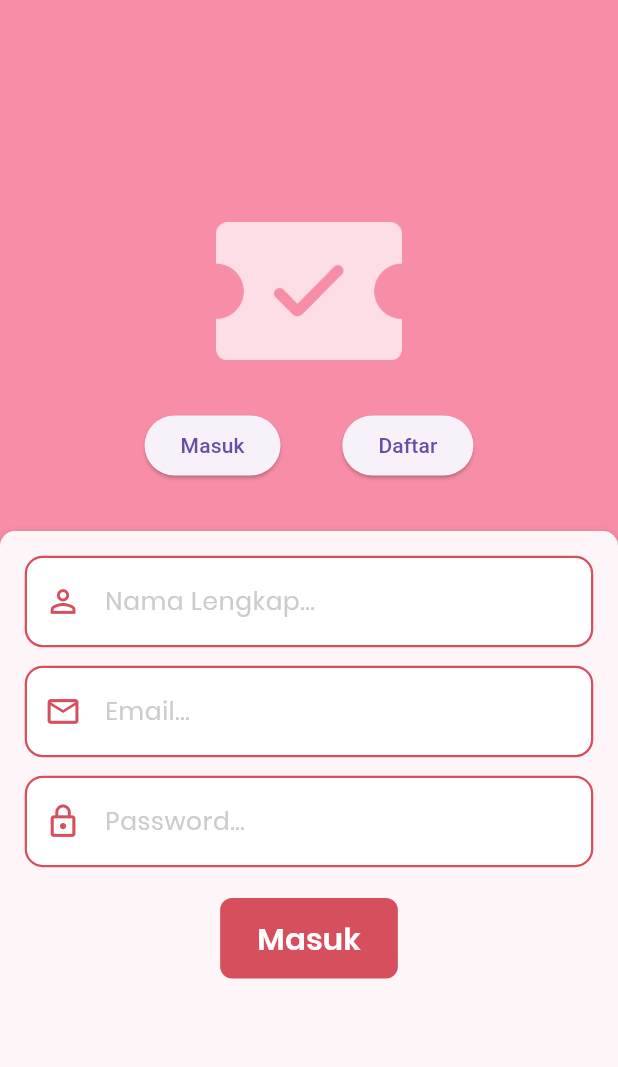
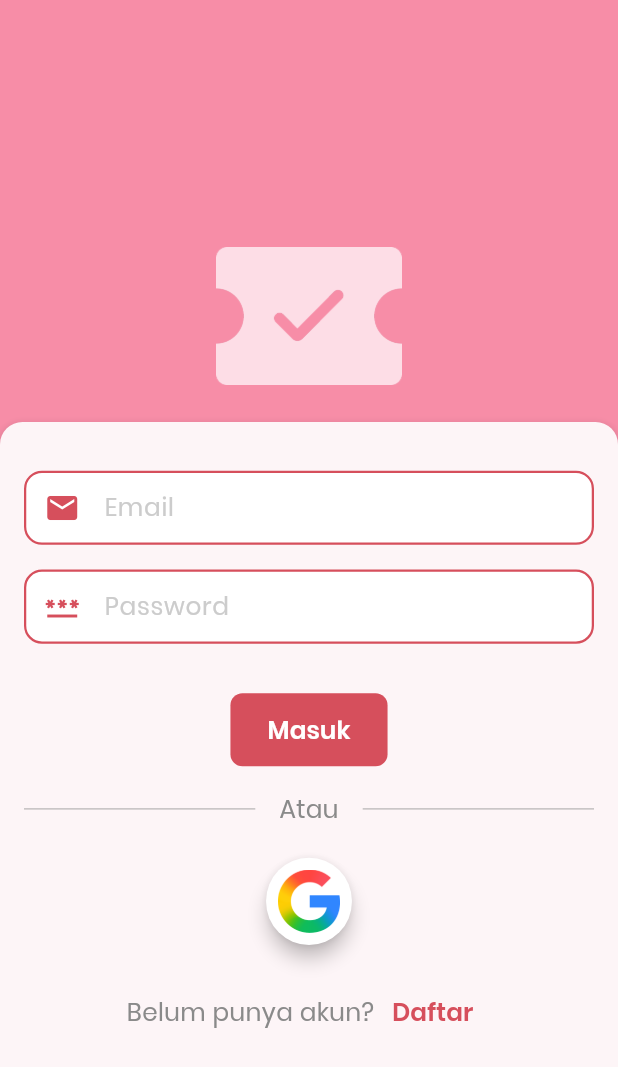
Before and after one commit to LarrYdaSnaiL/E-Venture, a Flutter app: the screen it shows after launch, on a phone screen of 412 x 824 dp. Shown: the top 1067 px of the screen. Run offline on Flutter 3.47's test engine with Material 3 defaults, Android fonts, the phone set to English and light mode, and no system bars; our stand-ins replace csv, firebase_auth, firebase_core, firebase_database, firebase_storage, fluttertoast and 1 more; accounts and stored records are empty.

Commit message:
fix: login, register design

```diff
--- a/lib/navigation/app_router.dart
+++ b/lib/navigation/app_router.dart
@@ -1,3 +1,5 @@
+import 'package:eventure/screens/auth/register_screen.dart';
+import 'package:eventure/utils/exit_confirmation.dart';
 import 'package:flutter/material.dart';
 import 'package:go_router/go_router.dart';
 import '../screens/auth/login_screen.dart';
@@ -34,9 +36,16 @@ GoRouter createRouter() {
         builder: (context, state) => const LoginScreen(),
         name: "login",
       ),
+      GoRoute(
+        path: AppRoutes.register,
+        builder: (context, state) => const RegisterScreen(),
+        name: "register",
+      ),
       StatefulShellRoute.indexedStack(
         builder: (context, state, navigationShell) {
-          return BottomNavigationShell(navigationShell: navigationShell);
+          return ExitConfirmation(
+            child: BottomNavigationShell(navigationShell: navigationShell),
+          );
         },
         branches: [
           StatefulShellBranch(
--- a/lib/screens/auth/login_screen.dart
+++ b/lib/screens/auth/login_screen.dart
@@ -1,4 +1,5 @@
 import 'package:eventure/navigation/app_router.dart';
+import 'package:eventure/utils/exit_confirmation.dart';
 import 'package:eventure/widgets/custom_button.dart';
 import 'package:eventure/widgets/custom_textfield.dart';
 import 'package:flutter/material.dart';
@@ -12,50 +13,22 @@ class LoginScreen extends StatelessWidget {
     final screenWidth = MediaQuery.of(context).size.width;
     final screenHeight = MediaQuery.of(context).size.height;
 
-    return Scaffold(
+    return ExitConfirmation(
+      child: Center(
+        child: Scaffold(
           backgroundColor: Color(0xFFF78DA7),
           resizeToAvoidBottomInset: false,
-      body: LayoutBuilder(
-        builder: (context, constraint) {
-          final isLargeScreen = constraint.maxWidth > 600;
-          final maxWidth = isLargeScreen ? 400.0 : constraint.maxWidth;
-
-          return Center(
-            child: Container(
-              width: maxWidth,
-              height: constraint.maxHeight,
-              padding: EdgeInsets.only(top: MediaQuery.of(context).size.width * 0.06, bottom: 0),
-              child: Column(
-                crossAxisAlignment: CrossAxisAlignment.center,
-                children: [
-                  SizedBox(height: screenHeight * 0.15),
-
-                  Image.asset("assets/logo/inappicon.png", width: screenWidth * 0.3),
-
-                  SizedBox(height: screenHeight * 0.04),
-
-                  Row(
+          body: Column(
             mainAxisAlignment: MainAxisAlignment.center,
             children: [
-                      ElevatedButton(
-                        onPressed: () {
-                          // TODO: NANTI UNTUK FIELD MASUK
-                        },
-                        child: Text("Masuk"),
+              SizedBox(height: screenHeight * 0.2),
+
+              Image.asset(
+                "assets/logo/inappicon.png",
+                width: screenWidth * 0.3,
               ),
 
-                      SizedBox(width: screenWidth * 0.1),
-
-                      ElevatedButton(
-                        onPressed: () {
-                          // TODO: NANTI UNTUK FIELD DAFTAR
-                        },
-                        child: Text("Daftar"),
-                      ),
-                    ],
-                  ),
-
-                  SizedBox(height: screenHeight * 0.04),
+              SizedBox(height: screenHeight * 0.03),
 
               Expanded(
                 child: Card(
@@ -63,48 +36,124 @@ class LoginScreen extends StatelessWidget {
                   margin: EdgeInsets.zero,
                   shape: RoundedRectangleBorder(
                     borderRadius: BorderRadius.only(
-                          topLeft: Radius.circular(10),
-                          topRight: Radius.circular(10),
-                          bottomLeft: Radius.circular(0),
-                          bottomRight: Radius.circular(0),
+                      topLeft: Radius.circular(15),
+                      topRight: Radius.circular(15),
                     ),
                   ),
                   color: Color(0xFFFDF5F7),
                   child: Padding(
-                        padding: EdgeInsets.all(screenWidth * 0.04),
+                    padding: EdgeInsets.all(16.0),
                     child: Column(
                       children: [
-                            CustomTextField(
-                              hintText: "Nama Lengkap...",
-                              icon: Icons.person_outline,
-                              keyboardType: TextInputType.name,
-                            ),
-
-                            SizedBox(height: screenHeight * 0.015),
+                        SizedBox(height: screenHeight * 0.02),
 
                         CustomTextField(
-                              hintText: "Email...",
-                              icon: Icons.email_outlined,
+                          hintText: "Email",
+                          icon: Icons.email,
                           keyboardType: TextInputType.emailAddress,
                         ),
 
-                            SizedBox(height: screenHeight * 0.015),
+                        SizedBox(height: screenHeight * 0.02),
 
                         CustomTextField(
-                              hintText: "Password...",
-                              icon: Icons.lock_outline,
+                          hintText: "Password",
+                          icon: Icons.password,
                           keyboardType: TextInputType.visiblePassword,
-                              obscureText: true,
                         ),
 
-                            SizedBox(height: screenHeight * 0.025),
+                        SizedBox(height: screenHeight * 0.04),
 
                         CustomButton(
                           text: "Masuk",
-                              onPressed: () {
-                                context.go(AppRoutes.home);
-                              },
-                              isEnabled: true,
+                          onPressed: () => context.go(AppRoutes.home),
+                        ),
+
+                        SizedBox(height: screenHeight * 0.02),
+
+                        Row(
+                          children: [
+                            Expanded(
+                              child: Divider(
+                                color: Color(0xFF8A8A8A),
+                                thickness: 0.5,
+                              ),
+                            ),
+
+                            Padding(
+                              padding: EdgeInsets.symmetric(horizontal: 16.0),
+                              child: Text(
+                                "Atau",
+                                style: TextStyle(
+                                  color: Color(0xFF8A8A8A),
+                                  fontSize: (screenWidth * 0.04).clamp(
+                                    14.0,
+                                    18.0,
+                                  ),
+                                  fontFamily: 'Poppins',
+                                  fontWeight: FontWeight.w400,
+                                ),
+                              ),
+                            ),
+
+                            Expanded(
+                              child: Divider(
+                                color: Color(0xFF8A8A8A),
+                                thickness: 0.5,
+                              ),
+                            ),
+                          ],
+                        ),
+
+                        SizedBox(height: screenHeight * 0.02),
+
+                        Card(
+                          elevation: 5,
+                          shape: RoundedRectangleBorder(
+                            borderRadius: BorderRadius.circular(100),
+                          ),
+                          color: Colors.white,
+                          child: Padding(
+                            padding: EdgeInsets.all(8.0),
+                            child: Image.asset(
+                              "assets/images/google.png",
+                              width: screenWidth * 0.1,
+                            ),
+                          ),
+                        ),
+
+                        SizedBox(height: screenHeight * 0.02),
+
+                        Row(
+                          mainAxisAlignment: MainAxisAlignment.center,
+                          children: [
+                            Text(
+                              "Belum punya akun?",
+                              style: TextStyle(
+                                color: Color(0xFF8A8A8A),
+                                fontSize: (screenWidth * 0.04).clamp(
+                                  14.0,
+                                  18.0,
+                                ),
+                                fontFamily: 'Poppins',
+                                fontWeight: FontWeight.w400,
+                              ),
+                            ),
+                            TextButton(
+                              onPressed: () => context.go(AppRoutes.register),
+                              child: Text(
+                                "Daftar",
+                                style: TextStyle(
+                                  color: Color(0xFFD64F5C),
+                                  fontSize: (screenWidth * 0.04).clamp(
+                                    14.0,
+                                    18.0,
+                                  ),
+                                  fontFamily: 'Poppins',
+                                  fontWeight: FontWeight.w600,
+                                ),
+                              ),
+                            ),
+                          ],
                         ),
                       ],
                     ),
@@ -114,8 +163,6 @@ class LoginScreen extends StatelessWidget {
             ],
           ),
         ),
-          );
-        },
       ),
     );
   }
--- a/lib/screens/auth/splash_screen.dart
+++ b/lib/screens/auth/splash_screen.dart
@@ -1,6 +1,7 @@
 import 'dart:async';
 import 'package:eventure/navigation/app_router.dart';
 import 'package:eventure/providers/auth_provider.dart';
+import 'package:eventure/utils/exit_confirmation.dart';
 import 'package:flutter/material.dart';
 import 'package:go_router/go_router.dart';
 import 'package:provider/provider.dart';
@@ -87,7 +88,8 @@ class _SplashScreenState extends State<SplashScreen>
 
   @override
   Widget build(BuildContext context) {
-    return Scaffold(
+    return ExitConfirmation(
+      child: Scaffold(
         // Sebaiknya gunakan warna yang konsisten dengan brand Anda
         backgroundColor: const Color(0xFFF78DA7), // Warna pink dari logo Anda
         body: Center(
@@ -132,6 +134,7 @@ class _SplashScreenState extends State<SplashScreen>
             },
           ),
         ),
+      ),
     );
   }
 }
--- /dev/null
+++ b/lib/utils/exit_confirmation.dart
@@ -0,0 +1,51 @@
+import 'package:flutter/material.dart';
+import 'package:flutter/services.dart'; // Untuk SystemNavigator.pop()
+import 'package:go_router/go_router.dart';
+import 'package:eventure/utils/toast_helper.dart'; // Import ToastHelper Anda
+
+class ExitConfirmation extends StatefulWidget {
+  final Widget child;
+
+  const ExitConfirmation({super.key, required this.child});
+
+  @override
+  State<ExitConfirmation> createState() => _ExitConfirmationState();
+}
+
+class _ExitConfirmationState extends State<ExitConfirmation> {
+  DateTime? _lastPressedAt; // Menyimpan waktu terakhir tombol back ditekan
+
+  @override
+  Widget build(BuildContext context) {
+    return PopScope(
+      canPop: false, // Kita tangani manual
+      onPopInvokedWithResult: (didPop, result) async {
+        if (didPop) return;
+
+        // Cek apakah masih ada halaman sebelumnya di stack GoRouter
+        if (GoRouter.of(context).canPop()) {
+          // Jika ada, mundur saja seperti biasa
+          GoRouter.of(context).pop();
+          return;
+        }
+
+        // Jika sudah di root (tidak bisa mundur), jalankan logika "Double Tap to Exit"
+        final now = DateTime.now();
+        final difference = _lastPressedAt == null
+            ? null
+            : now.difference(_lastPressedAt!);
+
+        // Jika ini tekanan pertama atau sudah lebih dari 2 detik sejak tekanan terakhir
+        if (difference == null || difference > const Duration(seconds: 2)) {
+          _lastPressedAt = now;
+          // Tampilkan Toast menggunakan helper Anda
+          ToastHelper.showShortToast("Tekan sekali lagi untuk keluar");
+        } else {
+          // Jika ditekan lagi dalam waktu kurang dari 2 detik, tutup aplikasi
+          SystemNavigator.pop();
+        }
+      },
+      child: widget.child,
+    );
+  }
+}
--- a/lib/utils/toast_helper.dart
+++ b/lib/utils/toast_helper.dart
@@ -1,9 +1,7 @@
 import 'package:flutter/material.dart';
 import 'package:fluttertoast/fluttertoast.dart';
 
-/// A reusable helper class to show consistent toast notifications across the app.
 class ToastHelper {
-  /// Shows a short toast message at the bottom of the screen.
   static void showShortToast(String message) {
     Fluttertoast.showToast(
       msg: message,
--- a/lib/widgets/custom_button.dart
+++ b/lib/widgets/custom_button.dart
@@ -21,17 +21,22 @@ class CustomButton extends StatelessWidget {
     return ElevatedButton(
       onPressed: isEnabled ? onPressed : null,
       style: ElevatedButton.styleFrom(
-        backgroundColor: isEnabled ? const Color(0xFFD64F5C) : const Color(0xFFFDE4E7),
+        backgroundColor: isEnabled
+            ? const Color(0xFFD64F5C)
+            : const Color(0xFFFDE4E7),
         disabledBackgroundColor: const Color(0xFFFDE4E7),
         shape: RoundedRectangleBorder(borderRadius: BorderRadius.circular(8)),
         elevation: 0,
-        padding: EdgeInsets.symmetric(horizontal: size.width * 0.06, vertical: size.height * 0.015),
+        padding: EdgeInsets.symmetric(
+          horizontal: size.width * 0.06,
+          vertical: size.height * 0.015,
+        ),
       ),
       child: Text(
         text,
         style: TextStyle(
           fontFamily: 'Poppins',
-          fontSize: isLandscape ? size.height * 0.03 : size.width * 0.05,
+          fontSize: isLandscape ? size.height * 0.02 : size.width * 0.04,
           fontWeight: FontWeight.w600,
           color: isEnabled ? Colors.white : const Color(0xFFD64F5C),
         ),
--- a/lib/widgets/custom_textfield.dart
+++ b/lib/widgets/custom_textfield.dart
@@ -19,8 +19,14 @@ class CustomTextField extends StatelessWidget {
   @override
   Widget build(BuildContext context) {
     final size = MediaQuery.of(context).size;
+    final dynamicHeight = (size.height * 0.06).clamp(45.0, 60.0);
+
+    final dynamicFontSize = (size.width * 0.04).clamp(14.0, 18.0);
+    final dynamicIconSize = (size.width * 0.06).clamp(20.0, 24.0);
 
     return Container(
+      height: dynamicHeight,
+      width: double.infinity,
       decoration: BoxDecoration(
         color: Colors.white,
         borderRadius: BorderRadius.circular(12),
@@ -30,9 +36,10 @@ class CustomTextField extends StatelessWidget {
         controller: controller,
         keyboardType: keyboardType,
         obscureText: obscureText,
+        textAlignVertical: TextAlignVertical.center,
         style: TextStyle(
           fontFamily: 'Poppins',
-          fontSize: size.width * 0.04,
+          fontSize: dynamicFontSize,
           color: Colors.black,
           fontWeight: FontWeight.w400,
         ),
@@ -40,16 +47,18 @@ class CustomTextField extends StatelessWidget {
           hintText: hintText,
           hintStyle: TextStyle(
             fontFamily: 'Poppins',
-            fontSize: size.width * 0.04,
+            fontSize: dynamicFontSize,
             color: const Color(0xFFCCCCCC),
             fontWeight: FontWeight.w400,
           ),
-          prefixIcon: Icon(icon, color: const Color(0xFFD64F5C), size: size.width * 0.06),
+          prefixIcon: Icon(
+            icon,
+            color: const Color(0xFFD64F5C),
+            size: dynamicIconSize,
+          ),
           border: InputBorder.none,
-          contentPadding: EdgeInsets.symmetric(
-            horizontal: size.width * 0.04,
-            vertical: size.height * 0.02,
-          ),
+          contentPadding: EdgeInsets.symmetric(horizontal: size.width * 0.05),
+          isDense: true,
         ),
       ),
     );
--- a/pubspec.yaml
+++ b/pubspec.yaml
@@ -32,6 +32,7 @@ flutter:
   uses-material-design: true
   assets:
     - assets/logo/
+    - assets/images/
 
   fonts:
     - family: Poppins
```
Also changed, not shown: lib/screens/auth/register_screen.dart (+176 -0 lines), lib/screens/dashboard/dashboard_screen.dart (+3 -5 lines), lib/screens/home/home_screen.dart (+3 -5 lines), lib/screens/profile/profile_screen.dart (+3 -5 lines), assets/images/google.png (added). Lines whose indentation alone changed are shown as unchanged.
